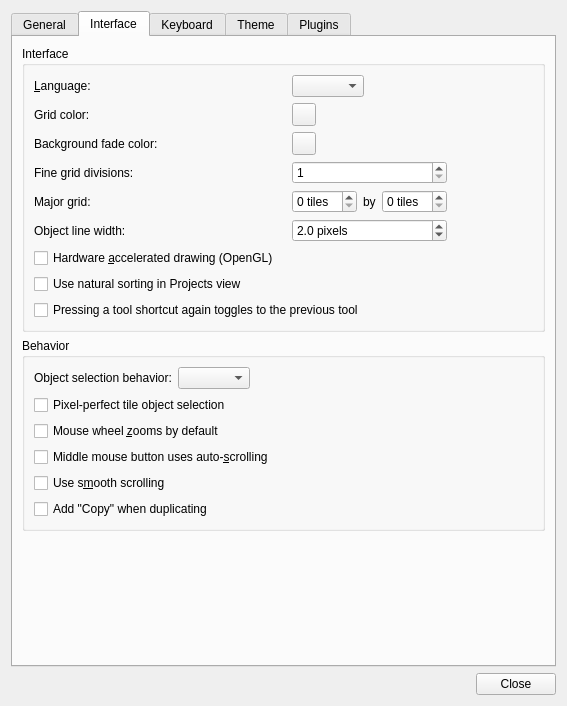
mapeditor/tiled, file src/tiled/preferencesdialog.ui: the form before one commit.
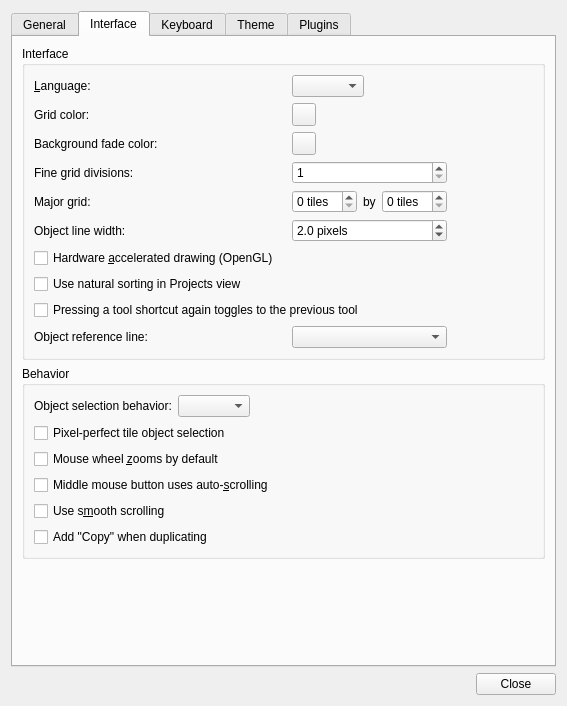
The form after the commit. The open tabs and pages were chosen to show the change. Custom widgets are drawn as their Qt base class.

Commit message: Add curved object reference line style option

```diff
--- a/src/tiled/preferencesdialog.ui
+++ b/src/tiled/preferencesdialog.ui
@@ -366,6 +366,19 @@
             </property>
            </widget>
           </item>
+          <item row="9" column="0">
+           <widget class="QLabel" name="labelObjectReferenceLineStyle">
+            <property name="text">
+             <string>Object reference line:</string>
+            </property>
+            <property name="buddy">
+             <cstring>objectReferenceLineStyleCombo</cstring>
+            </property>
+           </widget>
+          </item>
+          <item row="9" column="1" colspan="2">
+           <widget class="QComboBox" name="objectReferenceLineStyleCombo"/>
+          </item>
          </layout>
         </widget>
        </item>
```
Left out of the diff: 1 changed line with no effect on the pictures. The commit also changes 7 other files.
